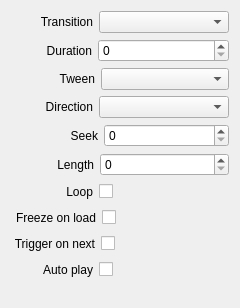
Before: the Qt Designer form src/Widgets/Inspector/InspectorVideoWidget.ui in CasparCG/client, drawn with Qt 5.
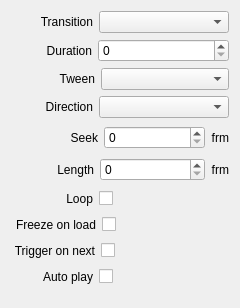
After: the same form once the commit is applied.

The edit to the form file:
```diff
--- a/src/Widgets/Inspector/InspectorVideoWidget.ui
+++ b/src/Widgets/Inspector/InspectorVideoWidget.ui
@@ -224,6 +224,16 @@
        </property>
       </widget>
      </item>
+     <item>
+      <widget class="QLabel" name="labelFrm1">
+       <property name="text">
+        <string>frm</string>
+       </property>
+       <property name="alignment">
+        <set>Qt::AlignRight|Qt::AlignTrailing|Qt::AlignVCenter</set>
+       </property>
+      </widget>
+     </item>
     </layout>
    </item>
    <item>
@@ -270,6 +280,16 @@
        </property>
       </widget>
      </item>
+     <item>
+      <widget class="QLabel" name="labelFrm2">
+       <property name="text">
+        <string>frm</string>
+       </property>
+       <property name="alignment">
+        <set>Qt::AlignRight|Qt::AlignTrailing|Qt::AlignVCenter</set>
+       </property>
+      </widget>
+     </item>
     </layout>
    </item>
    <item>
```
